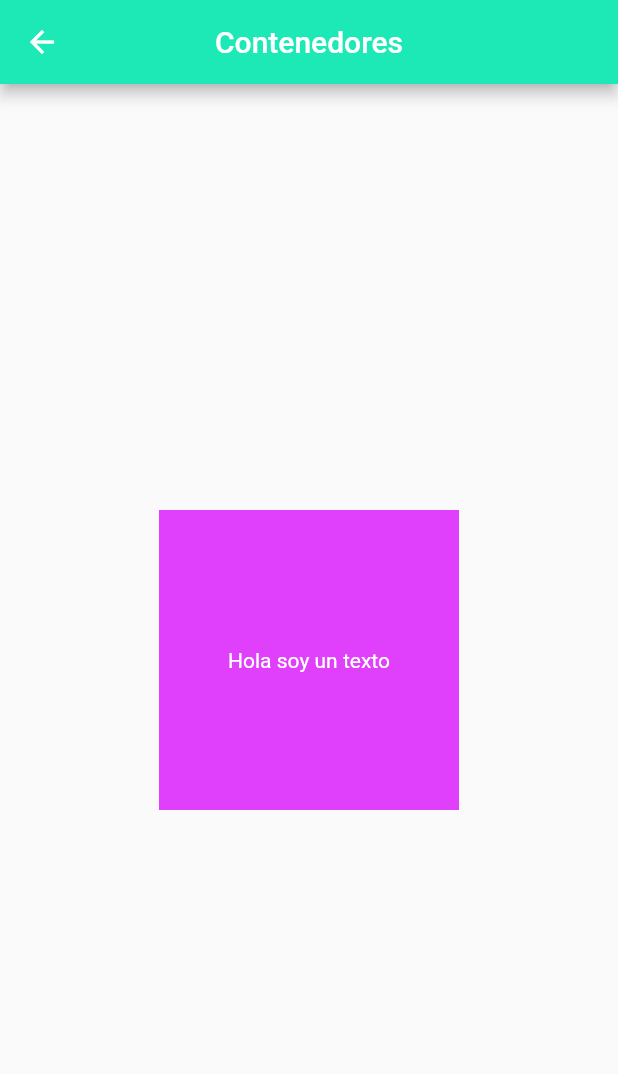
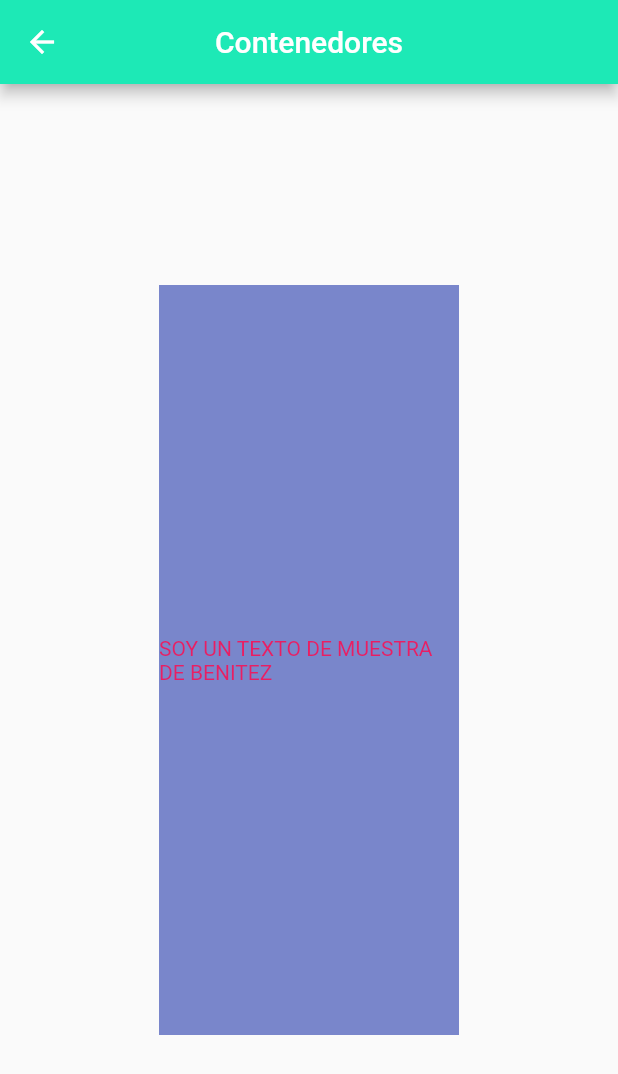
Before and after one commit to vianeyalejandra03/ruta_de_paginas, a Flutter app: the ContainerPage screen opened by its route, on a phone screen of 412 x 824 dp. Shown: the top 1074 px of the screen. Run offline on Flutter 3.47's test engine with Material 2 defaults, Android fonts, the phone set to English and light mode, and no system bars.

```diff
--- a/lib/src/pages/container_page.dart
+++ b/lib/src/pages/container_page.dart
@@ -12,13 +12,13 @@ class ContainerPage extends StatelessWidget {
       body: Container(
         child: Center(
           child: Container(
-            height: 200,
+            height: 500,
             width: 200,
-            color: Colors.purpleAccent,
+            color: Colors.indigo[300],
             child: Center(
                 child: Text(
-              'Hola soy un texto',
-              style: TextStyle(color: Colors.white),
+              'SOY UN TEXTO DE MUESTRA DE BENITEZ',
+              style: TextStyle(color: Colors.pink),
             )),
           ),
         ),
```
Also changed, not shown: 1 other file.
